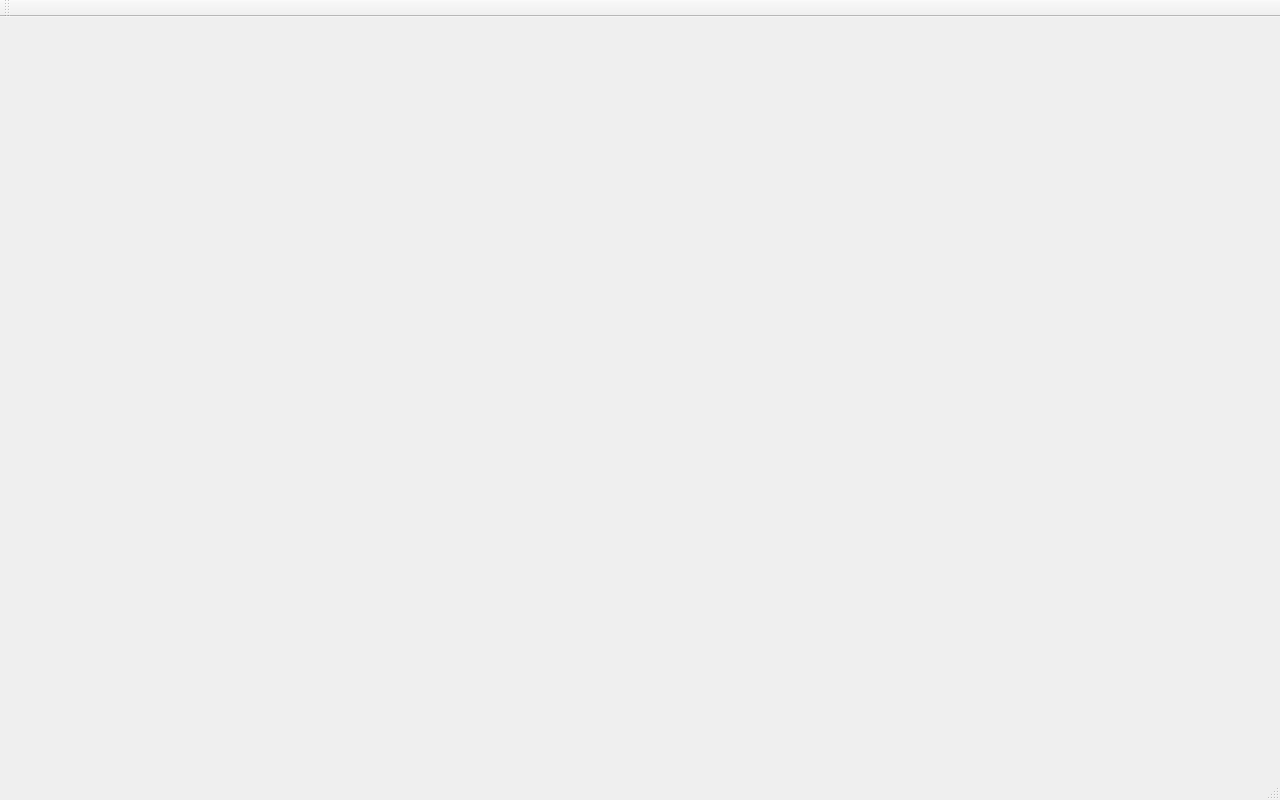
Qt form src/DeviceAcquisitionTcpClient/mainwindow.ui (GuillaumeLazar/raspberry-touchtable) before a commit.
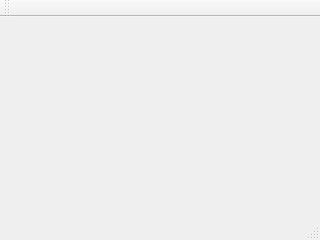
The same form after that commit.

Patch:
```diff
--- a/src/DeviceAcquisitionTcpClient/mainwindow.ui
+++ b/src/DeviceAcquisitionTcpClient/mainwindow.ui
@@ -6,8 +6,8 @@
    <rect>
     <x>0</x>
     <y>0</y>
-    <width>1280</width>
-    <height>800</height>
+    <width>320</width>
+    <height>240</height>
    </rect>
   </property>
   <property name="windowTitle">
```
Left out of the diff: 2 changed lines with no effect on the pictures.
